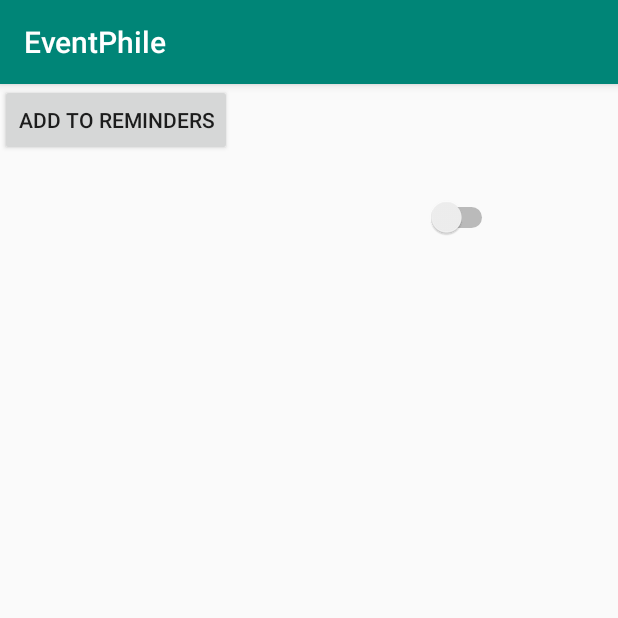
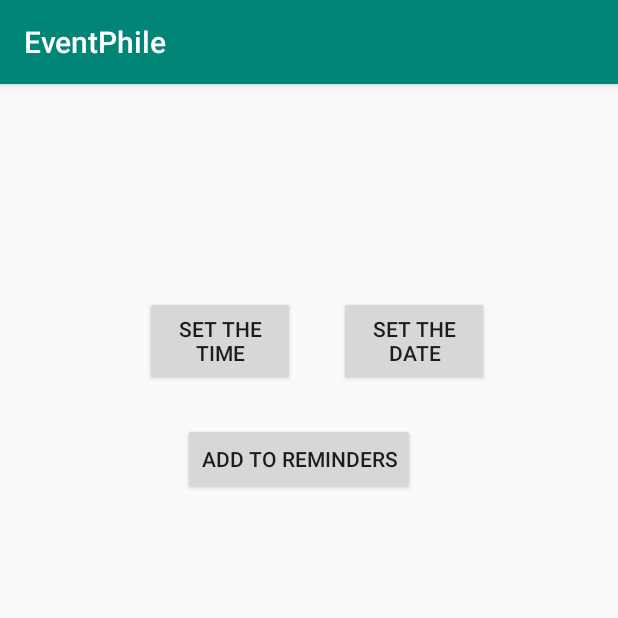
Before and after one commit to agpai2/EventPhile, an Android app: the NotificationActivity screen opened directly, with no data from a screen before it, on a phone screen of 412 x 824 dp, the top half of it. Run offline under Robolectric (Android 15) with nearby library versions, the light colour scheme and no system bars; network calls fail.

Commit message:
Notification Activity updated

```diff
--- a/app/src/main/java/com/example/eventphile/NotificationActivity.java
+++ b/app/src/main/java/com/example/eventphile/NotificationActivity.java
@@ -3,6 +3,7 @@ package com.example.eventphile;
 import androidx.appcompat.app.AppCompatActivity;
 import androidx.core.app.NotificationCompat;
 import androidx.core.app.NotificationManagerCompat;
+import androidx.fragment.app.DialogFragment;
 
 import android.app.Notification;
 import android.app.NotificationManager;
@@ -34,22 +35,29 @@ public class NotificationActivity extends AppCompatActivity {
         name = getIntent().getStringExtra("nameCheck"); //check this again
         eventname.setText(name);
 
-        Switch setNotification = findViewById(R.id.switch1);
-        setNotification.setOnClickListener(unused -> {
+        Button button = findViewById(R.id.addReminder);
+        button.setOnClickListener(unused -> {
             notification(name);
+
+        });
+        Button setTime = findViewById(R.id.setTime);
+        setTime.setOnClickListener(unused -> {
+            DialogFragment timeFragment = new TimePickerFragment();
+            timeFragment.show(getSupportFragmentManager(), "timePicker");
+        });
+        Button setDate = findViewById(R.id.setDate);
+        setDate.setOnClickListener(unused -> {
+            DialogFragment dateFragment = new DatePickerFragment();
+            dateFragment.show(getSupportFragmentManager(), "datePicker");
         });
 
-        Button button = findViewById(R.id.addReminder);
-        button.setOnClickListener(unused -> {
-            Intent intent = new Intent(this, CalenderActivity.class);
-            intent.putExtra("name", name);
-            startActivity(intent);
-        });
+
+
     }
 
     protected void notification(String name) {
 
-        builder = new NotificationCompat.Builder(this)
+        builder = new NotificationCompat.Builder(this, "myFoot")
                 .setSmallIcon(R.drawable.appicon)
                 .setContentTitle("EventPhile")
                 .setContentText(name)
@@ -60,10 +68,10 @@ public class NotificationActivity extends AppCompatActivity {
         PendingIntent contentInfo = PendingIntent.getActivity(this, 0, notifier, PendingIntent.FLAG_UPDATE_CURRENT);
         builder.setContentIntent(contentInfo);
         builder.build();
-        manager = (NotificationManager) getSystemService(Context.NOTIFICATION_SERVICE);
+        manager = (NotificationManager) this.getSystemService(Context.NOTIFICATION_SERVICE);
         NotificationManagerCompat notificationManager = NotificationManagerCompat.from(this);
 
-        notificationManager.notify(0, builder.build());
+        notificationManager.notify(1, builder.build());
 
     }
 }
--- a/app/src/main/res/layout/activity_notification.xml
+++ b/app/src/main/res/layout/activity_notification.xml
@@ -6,37 +6,47 @@
     android:layout_height="match_parent"
     tools:context=".NotificationActivity">
 
-    <Switch
-        android:id="@+id/switch1"
-        android:layout_width="60dp"
-        android:layout_height="50dp"
-        android:layout_marginStart="272dp"
-        android:layout_marginLeft="272dp"
-        android:layout_marginTop="64dp" />
-
     <TextView
         android:id="@+id/eventName"
-        android:layout_width="200dp"
+        android:layout_width="250dp"
         android:layout_height="50dp"
-        android:layout_marginStart="56dp"
-        android:layout_marginLeft="56dp"
+        android:layout_alignParentStart="true"
+        android:layout_centerHorizontal="true"
+        android:layout_marginStart="86dp"
+        android:layout_marginLeft="45dp"
         android:layout_marginTop="64dp" />
-
-    <TextView
-        android:id="@+id/description"
-        android:layout_width="300dp"
-        android:layout_height="500dp"
-        android:layout_marginStart="40dp"
-        android:layout_marginLeft="40dp"
-        android:layout_marginTop="150dp"
-        android:layout_marginEnd="40dp"
-        android:layout_marginRight="40dp"
-        android:layout_marginBottom="60dp" />
 
     <Button
         android:id="@+id/addReminder"
         android:layout_width="wrap_content"
         android:layout_height="wrap_content"
+        android:layout_alignParentTop="true"
+        android:layout_alignParentEnd="true"
+        android:layout_centerHorizontal="true"
+        android:layout_marginTop="226dp"
+        android:layout_marginEnd="135dp"
         android:text="Add to Reminders" />
 
+    <Button
+        android:id="@+id/setTime"
+        android:layout_width="100dp"
+        android:layout_height="60dp"
+        android:layout_alignParentTop="true"
+        android:layout_alignParentEnd="true"
+        android:layout_alignParentRight="true"
+        android:layout_marginTop="141dp"
+        android:layout_marginEnd="215dp"
+        android:layout_marginRight="215dp"
+        android:text="Set the Time" />
+
+    <Button
+        android:id="@+id/setDate"
+        android:layout_width="100dp"
+        android:layout_height="60dp"
+        android:layout_alignParentTop="true"
+        android:layout_alignParentEnd="true"
+        android:layout_marginTop="141dp"
+        android:layout_marginEnd="86dp"
+        android:text="Set the Date" />
+
 </RelativeLayout>
--- a/app/src/main/res/values/strings.xml
+++ b/app/src/main/res/values/strings.xml
@@ -1,4 +1,6 @@
 <resources>
     <string name="app_name">EventPhile</string>
     <string name="title_activity_maps">EventPhile</string>
+    <string name="channel_name">checkName</string>
+    <string name="channel_description">checkDescription</string>
 </resources>
```
Also changed, not shown: app/src/main/java/com/example/eventphile/DatePickerFragment.java (added, +30 -0 lines), app/src/main/java/com/example/eventphile/MainActivity.java (+22 -0 lines), app/src/main/java/com/example/eventphile/TimePickerFragment.java (added, +31 -0 lines).
